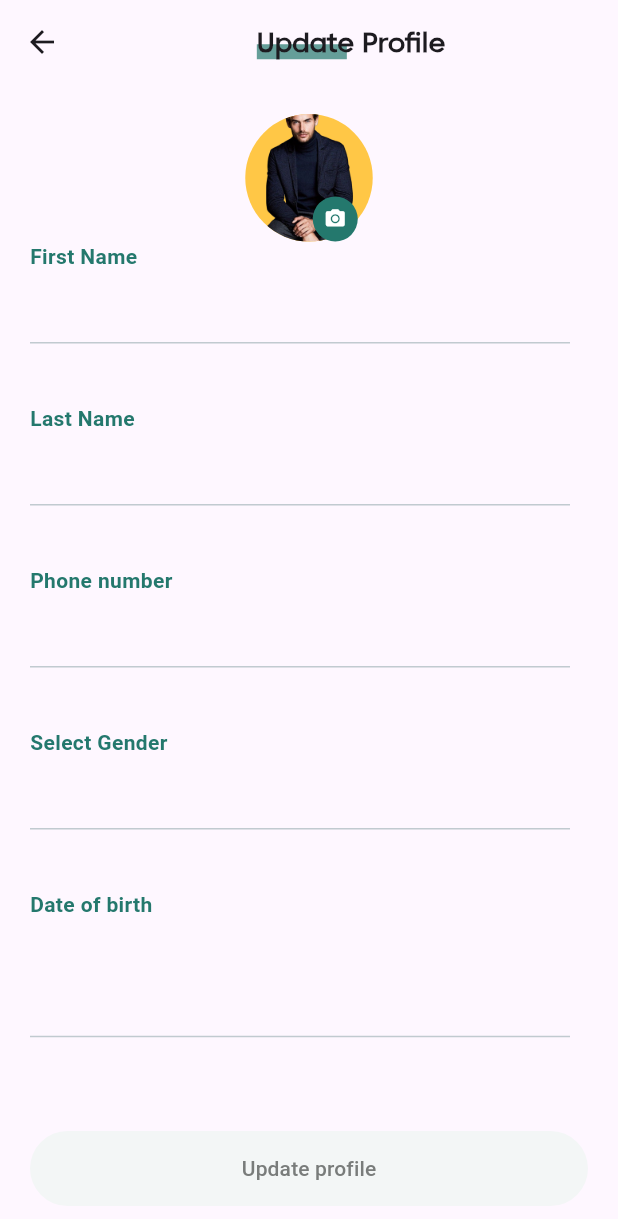
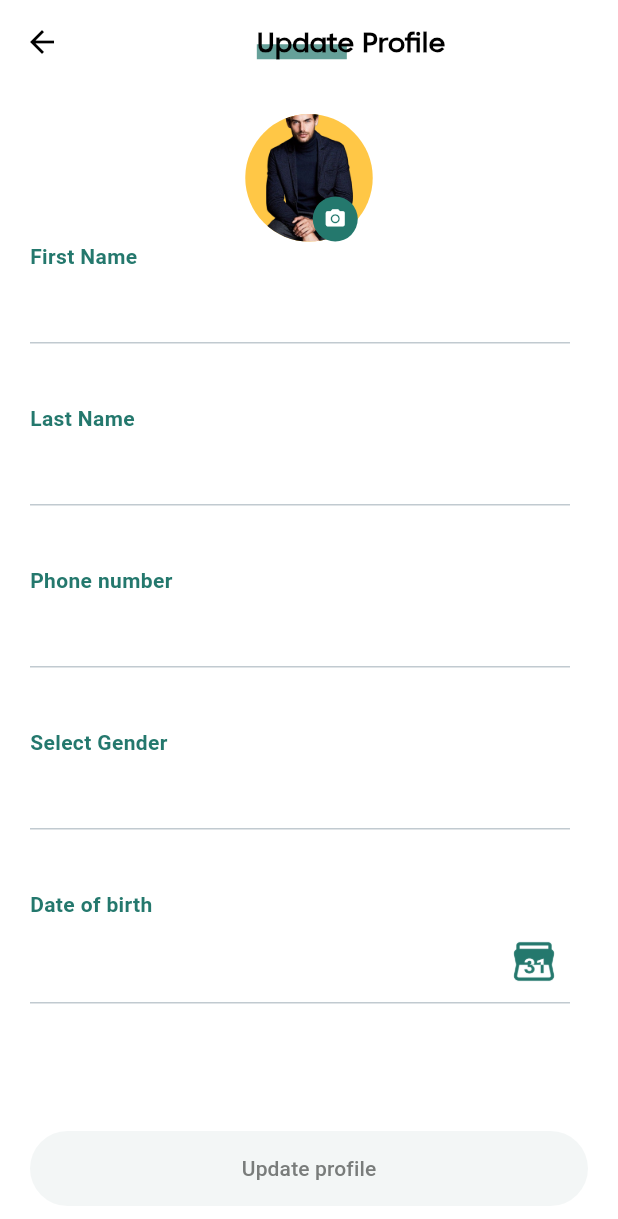
Before and after one commit to Mahbub-Hasan-Talukder/authentication_app, a Flutter app: the ChangePassword screen opened by its route, after a tap on "Change Password", on a phone screen of 412 x 824 dp. Shown: the top 1219 px of the screen. Run offline on Flutter 3.47's test engine with Material 3 defaults, Android fonts, the phone set to English and light mode, and no system bars; our stand-ins replace font_awesome_flutter, go_router.

Commit message:
other functionalities are added

```diff
--- a/lib/components/birth_date_field_provider.dart
+++ b/lib/components/birth_date_field_provider.dart
@@ -19,12 +19,14 @@ class DateOfBirthProvier extends StatelessWidget {
             SizedBox(
               width: 360,
               child: TextField(
-
                 decoration: InputDecoration(
-                  suffix: Image(
-                    height: 40,
-                    width: 40,
-                    image: Assets.calender.provider(),
+                  suffixIcon: Container(
+                    height: 25,
+                    width: 25,
+                    padding: const EdgeInsets.all(8),
+                    child: Image(
+                      image: Assets.calender.provider(),
+                    ),
                   ),
                   labelText: "",
                   enabledBorder: const UnderlineInputBorder(
--- a/lib/components/gender_field_provider.dart
+++ b/lib/components/gender_field_provider.dart
@@ -11,29 +11,29 @@ class GenderFieldProvider extends StatelessWidget {
         Column(
           crossAxisAlignment: CrossAxisAlignment.start,
           children: [
-            const Text(
+            Text(
               'Select Gender',
               style: TextStyle(
-                  color: Color(0xFF24786D), fontWeight: FontWeight.w600),
+                  color: Theme.of(context).colorScheme.tertiary, fontWeight: FontWeight.w600),
             ),
             SizedBox(
               width: 360,
               child: TextField(
-                decoration: const InputDecoration(
+                decoration: InputDecoration(
                   hintText: '',
-                  hintStyle: TextStyle(
+                  hintStyle: const TextStyle(
                     fontSize: 14,
                     fontWeight: FontWeight.w500,
                     color: Color(0xFFC1CAD0),
                   ),
-                  enabledBorder: UnderlineInputBorder(
+                  enabledBorder: const UnderlineInputBorder(
                     borderSide: BorderSide(
                       color: Color(0xFFC1CAD0),
                     ),
                   ),
                   focusedBorder: UnderlineInputBorder(
                     borderSide: BorderSide(
-                      color: Color(0xFF24786D),
+                      color: Theme.of(context).colorScheme.tertiary,
                     ),
                   ),
                 ),
--- a/lib/components/password_field_provider.dart
+++ b/lib/components/password_field_provider.dart
@@ -14,8 +14,8 @@ class PasswordFieldProvider extends StatelessWidget {
           children: [
             Text(
               text,
-              style: const TextStyle(
-                  color: Color(0xFF24786D), fontWeight: FontWeight.w600),
+              style: TextStyle(
+                  color: Theme.of(context).colorScheme.tertiary, fontWeight: FontWeight.w600),
             ),
             SizedBox(
               width: 360,
--- a/lib/components/subtitle.dart
+++ b/lib/components/subtitle.dart
@@ -15,14 +15,13 @@ class SubTitleText extends StatelessWidget {
             Text(
               text,
               textAlign: TextAlign.center,
-                        style: const TextStyle(
+              style: TextStyle(
                 fontSize: 14,
                 fontWeight: FontWeight.w400,
                 fontFamily: FontFamily.circularStdBook,
-                          color: Color(0xFF797C7B),
+                color: Theme.of(context).colorScheme.secondary,
               ),
             ),
-
           ],
         ),
       ),
--- a/lib/components/title.dart
+++ b/lib/components/title.dart
@@ -18,7 +18,7 @@ class TitleText extends StatelessWidget {
             child: Container(
               height: 10,
               width: 60,
-              color: const Color(0xFF24786D).withOpacity(0.7),
+              color: Theme.of(context).colorScheme.tertiary.withOpacity(0.7),
             ),
           ),
           Text(
--- a/lib/main.dart
+++ b/lib/main.dart
@@ -5,6 +5,7 @@ import 'package:demo_ui/screens/reset_password.dart';
 import 'package:demo_ui/screens/signin.dart';
 import 'package:demo_ui/screens/signup.dart';
 import 'package:demo_ui/screens/update_profile.dart';
+import 'package:demo_ui/theme/theme.dart';
 import 'package:flutter/material.dart';
 import 'package:go_router/go_router.dart';
 
@@ -21,10 +22,7 @@ class MyApp extends StatelessWidget {
     return MaterialApp.router(
       debugShowCheckedModeBanner: false,
       title: 'Flutter Demo',
-      theme: ThemeData(
-        colorScheme: ColorScheme.fromSeed(seedColor: Colors.deepPurple),
-        useMaterial3: true,
-      ),
+      theme: theme,
       // home: const Login(),
       routerConfig: _router,
     );
--- a/lib/screens/signin.dart
+++ b/lib/screens/signin.dart
@@ -93,7 +93,7 @@ class Login extends StatelessWidget {
                 ],
               ),
               const Spacer(),
-              ActionButton(text: 'Login', direction: '/login'),
+              ActionButton(text: 'Login', direction: '/profile'),
               const SizedBox(height: 10),
               ActionText(
                 text: "Don't have any account? Sign up",
--- a/lib/theme/theme.dart
+++ b/lib/theme/theme.dart
@@ -0,0 +1,10 @@
+import 'package:flutter/material.dart';
+
+ThemeData theme = ThemeData(
+  colorScheme: ColorScheme.light(
+      primary: Colors.grey.shade900,
+      secondary: const Color(0xFF797C7B),
+      background: Colors.white,
+      tertiary: const Color(0xFF24786D),
+    ),
+);
```
Lines whose indentation alone changed are shown as unchanged.
